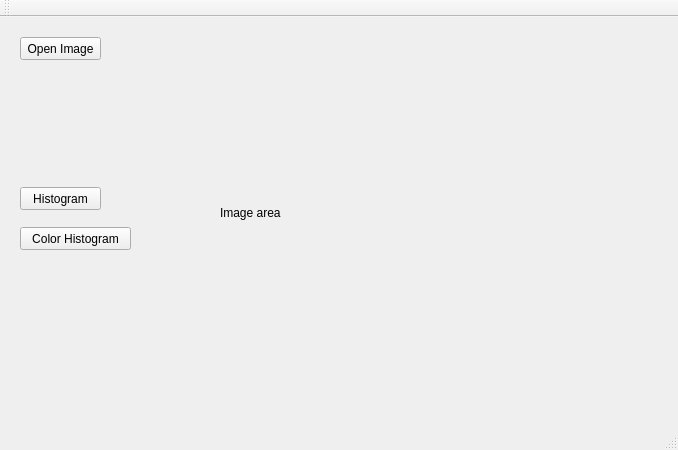
First picture: the form in Chapter 04/UsingHistogram/mainwindow.ui, repository bigfool/opencv-2-cookbook-src, before the edit.
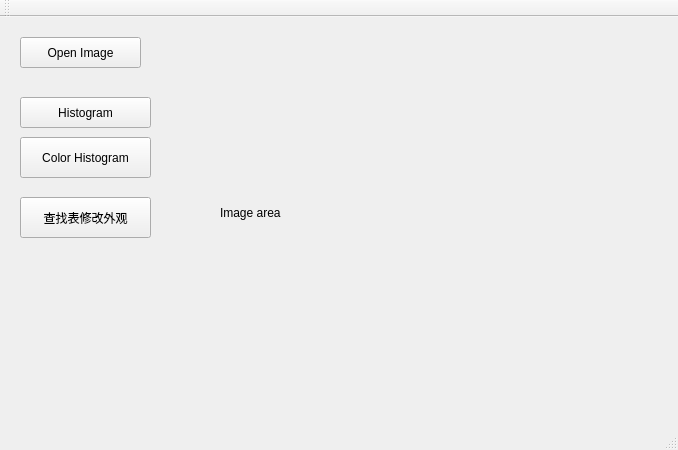
Second picture: the form after the edit.

Commit message: 完成用查找表修改图片的功能

The edit to the form file:
```diff
--- a/Chapter 04/UsingHistogram/mainwindow.ui
+++ b/Chapter 04/UsingHistogram/mainwindow.ui
@@ -19,8 +19,8 @@
      <rect>
       <x>20</x>
       <y>20</y>
-      <width>81</width>
-      <height>23</height>
+      <width>121</width>
+      <height>31</height>
      </rect>
     </property>
     <property name="text">
@@ -44,9 +44,9 @@
     <property name="geometry">
      <rect>
       <x>20</x>
-      <y>170</y>
-      <width>81</width>
-      <height>23</height>
+      <y>80</y>
+      <width>131</width>
+      <height>31</height>
      </rect>
     </property>
     <property name="text">
@@ -57,15 +57,28 @@
     <property name="geometry">
      <rect>
       <x>20</x>
-      <y>210</y>
-      <width>111</width>
-      <height>23</height>
+      <y>120</y>
+      <width>131</width>
+      <height>41</height>
      </rect>
     </property>
     <property name="text">
      <string>Color Histogram</string>
     </property>
    </widget>
+   <widget class="QPushButton" name="lutButton">
+    <property name="geometry">
+     <rect>
+      <x>20</x>
+      <y>180</y>
+      <width>131</width>
+      <height>41</height>
+     </rect>
+    </property>
+    <property name="text">
+     <string>查找表修改外观</string>
+    </property>
+   </widget>
   </widget>
   <widget class="QMenuBar" name="menuBar">
    <property name="geometry">
```
Left out of the diff: 2 changed lines with no effect on the pictures. The commit also changes 7 other files.
